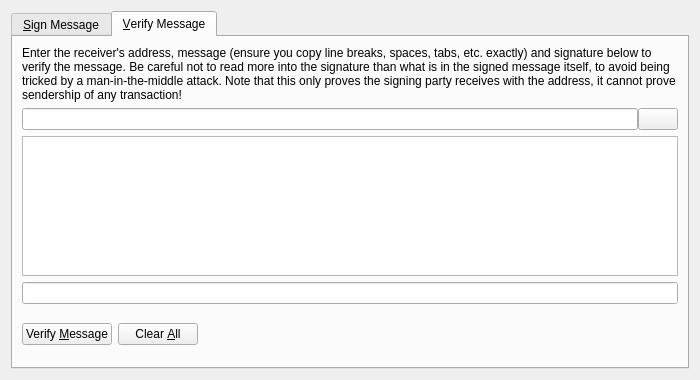
Qt form src/qt/forms/signverifymessagedialog.ui (Bitcoin-Confidential/BitcoinC-Core) before a commit.
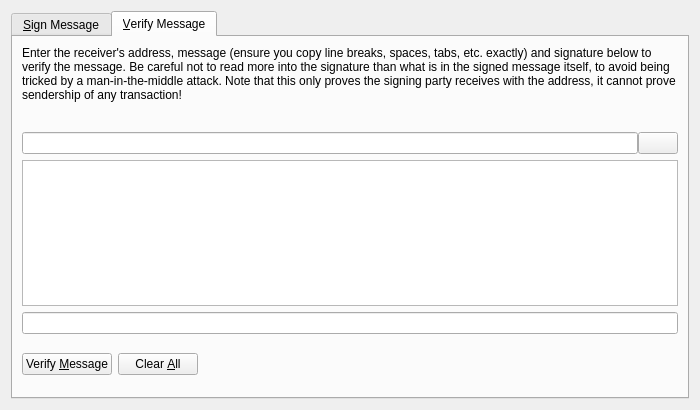
The same form after that commit. The open tabs and pages were chosen to show the change. Icons and pictures are not drawn. Custom widgets are drawn as their Qt base class.

Commit message: qt: Fixed size issue in sign message dialog

```diff
--- a/src/qt/forms/signverifymessagedialog.ui
+++ b/src/qt/forms/signverifymessagedialog.ui
@@ -7,7 +7,7 @@
     <x>0</x>
     <y>0</y>
     <width>700</width>
-    <height>380</height>
+    <height>410</height>
    </rect>
   </property>
   <property name="windowTitle">
@@ -236,6 +236,12 @@
       <layout class="QVBoxLayout" name="verticalLayout_VM">
        <item>
         <widget class="QLabel" name="infoLabel_VM">
+         <property name="minimumSize">
+          <size>
+           <width>0</width>
+           <height>80</height>
+          </size>
+         </property>
          <property name="text">
           <string>Enter the receiver's address, message (ensure you copy line breaks, spaces, tabs, etc. exactly) and signature below to verify the message. Be careful not to read more into the signature than what is in the signed message itself, to avoid being tricked by a man-in-the-middle attack. Note that this only proves the signing party receives with the address, it cannot prove sendership of any transaction!</string>
          </property>
@@ -285,7 +291,14 @@
         </layout>
        </item>
        <item>
-        <widget class="QPlainTextEdit" name="messageIn_VM"/>
+        <widget class="QPlainTextEdit" name="messageIn_VM">
+         <property name="sizePolicy">
+          <sizepolicy hsizetype="Expanding" vsizetype="Expanding">
+           <horstretch>0</horstretch>
+           <verstretch>0</verstretch>
+          </sizepolicy>
+         </property>
+        </widget>
        </item>
        <item>
         <widget class="QValidatedLineEdit" name="signatureIn_VM"/>
```
Left out of the diff: 14 changed lines with no effect on the pictures.
